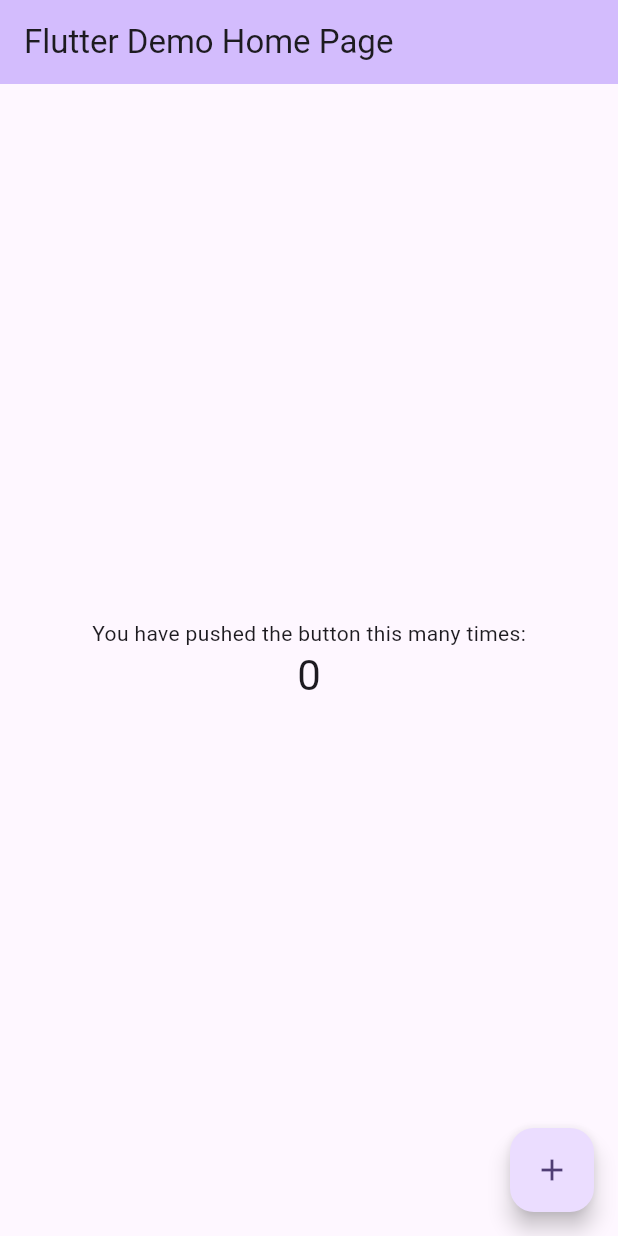
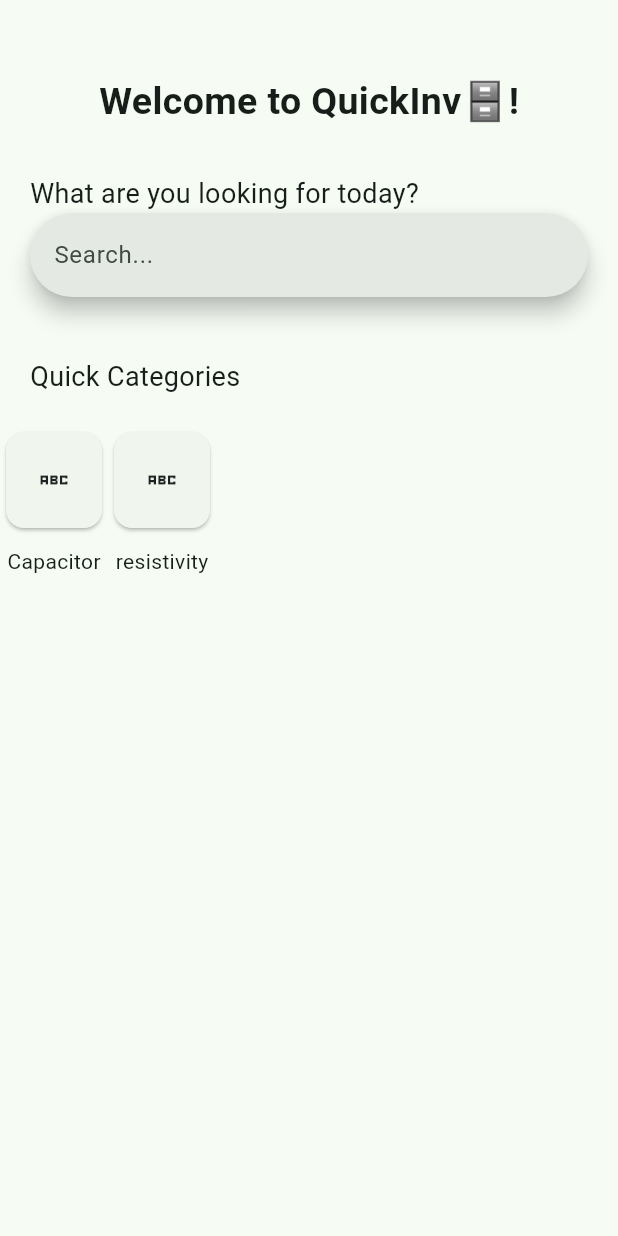
Before and after one commit to ieeeconcordia/quick_inv, a Flutter app: the screen it shows after launch, on a phone screen of 412 x 824 dp. Run offline on Flutter 3.47's test engine with Material 3 defaults, Android fonts, the phone set to English and light mode, and no system bars.

Commit message:
stated home screen 1

```diff
--- a/lib/main.dart
+++ b/lib/main.dart
@@ -1,3 +1,4 @@
+import 'package:flutter/cupertino.dart';
 import 'package:flutter/material.dart';
 
 void main() {
@@ -13,113 +14,88 @@ class MyApp extends StatelessWidget {
     return MaterialApp(
       title: 'Flutter Demo',
       theme: ThemeData(
-        // This is the theme of your application.
-        //
-        // TRY THIS: Try running your application with "flutter run". You'll see
-        // the application has a purple toolbar. Then, without quitting the app,
-        // try changing the seedColor in the colorScheme below to Colors.green
-        // and then invoke "hot reload" (save your changes or press the "hot
-        // reload" button in a Flutter-supported IDE, or press "r" if you used
-        // the command line to start the app).
-        //
-        // Notice that the counter didn't reset back to zero; the application
-        // state is not lost during the reload. To reset the state, use hot
-        // restart instead.
-        //
-        // This works for code too, not just values: Most code changes can be
-        // tested with just a hot reload.
-        colorScheme: ColorScheme.fromSeed(seedColor: Colors.deepPurple),
+        colorScheme: ColorScheme.fromSeed(seedColor: Colors.greenAccent),
         useMaterial3: true,
       ),
-      home: const MyHomePage(title: 'Flutter Demo Home Page'),
+      home: const MyHomePage(title: 'Welcome to QuickInv🗄️!'),
     );
   }
 }
 
-class MyHomePage extends StatefulWidget {
+class MyHomePage extends StatelessWidget {
   const MyHomePage({super.key, required this.title});
-
-  // This widget is the home page of your application. It is stateful, meaning
-  // that it has a State object (defined below) that contains fields that affect
-  // how it looks.
-
-  // This class is the configuration for the state. It holds the values (in this
-  // case the title) provided by the parent (in this case the App widget) and
-  // used by the build method of the State. Fields in a Widget subclass are
-  // always marked "final".
-
   final String title;
 
   @override
-  State<MyHomePage> createState() => _MyHomePageState();
+  Widget build(BuildContext context) {
+    return Scaffold(
+      body: Column(
+        children: [
+          const SizedBox(height: 50),
+          Text(
+            title,
+            style: const TextStyle(fontSize: 25, fontWeight: FontWeight.bold),
+          ),
+          const SizedBox(height: 30),
+          const Row(
+            mainAxisAlignment: MainAxisAlignment
+                .start, // Align children horizontally at the start
+            children: [
+              Padding(
+                padding: EdgeInsets.only(
+                    left: 20.0), // Add left padding to align with the title
+                child: Text(
+                  "What are you looking for today?",
+                  style: TextStyle(fontSize: 18),
+                ),
+              ),
+            ],
+          ),
+          const Padding(
+            padding: EdgeInsets.symmetric(horizontal: 20),
+            child: SearchBar(hintText: "Search..."),
+          ),
+          const SizedBox(height: 20),
+          const Row(
+            mainAxisAlignment: MainAxisAlignment.start,
+            children: [
+              Padding(
+                padding: EdgeInsets.all(20),
+                child: Text(
+                  "Quick Categories",
+                  style: TextStyle(fontSize: 18),
+                ),
+              ),
+            ],
+          ),
+          const Row(children: [
+            CatgeoryCard(categoryName: "Capacitor"),
+            CatgeoryCard(categoryName: "resistivity")
+          ])
+        ],
+      ),
+    );
+  }
 }
 
-class _MyHomePageState extends State<MyHomePage> {
-  int _counter = 0;
+class CatgeoryCard extends StatelessWidget {
+  const CatgeoryCard({super.key, required this.categoryName});
 
-  void _incrementCounter() {
-    setState(() {
-      // This call to setState tells the Flutter framework that something has
-      // changed in this State, which causes it to rerun the build method below
-      // so that the display can reflect the updated values. If we changed
-      // _counter without calling setState(), then the build method would not be
-      // called again, and so nothing would appear to happen.
-      _counter++;
-    });
-  }
+  final String categoryName;
 
   @override
   Widget build(BuildContext context) {
-    // This method is rerun every time setState is called, for instance as done
-    // by the _incrementCounter method above.
-    //
-    // The Flutter framework has been optimized to make rerunning build methods
-    // fast, so that you can just rebuild anything that needs updating rather
-    // than having to individually change instances of widgets.
-    return Scaffold(
-      appBar: AppBar(
-        // TRY THIS: Try changing the color here to a specific color (to
-        // Colors.amber, perhaps?) and trigger a hot reload to see the AppBar
-        // change color while the other colors stay the same.
-        backgroundColor: Theme.of(context).colorScheme.inversePrimary,
-        // Here we take the value from the MyHomePage object that was created by
-        // the App.build method, and use it to set our appbar title.
-        title: Text(widget.title),
-      ),
-      body: Center(
-        // Center is a layout widget. It takes a single child and positions it
-        // in the middle of the parent.
-        child: Column(
-          // Column is also a layout widget. It takes a list of children and
-          // arranges them vertically. By default, it sizes itself to fit its
-          // children horizontally, and tries to be as tall as its parent.
-          //
-          // Column has various properties to control how it sizes itself and
-          // how it positions its children. Here we use mainAxisAlignment to
-          // center the children vertically; the main axis here is the vertical
-          // axis because Columns are vertical (the cross axis would be
-          // horizontal).
-          //
-          // TRY THIS: Invoke "debug painting" (choose the "Toggle Debug Paint"
-          // action in the IDE, or press "p" in the console), to see the
-          // wireframe for each widget.
-          mainAxisAlignment: MainAxisAlignment.center,
-          children: <Widget>[
-            const Text(
-              'You have pushed the button this many times:',
-            ),
-            Text(
-              '$_counter',
-              style: Theme.of(context).textTheme.headlineMedium,
-            ),
-          ],
+    return Column(
+      children: <Widget>[
+        const Card(
+          child: Padding(
+            padding: EdgeInsets.all(20),
+            child: Icon(Icons.abc_sharp),
+          ),
         ),
-      ),
-      floatingActionButton: FloatingActionButton(
-        onPressed: _incrementCounter,
-        tooltip: 'Increment',
-        child: const Icon(Icons.add),
-      ), // This trailing comma makes auto-formatting nicer for build methods.
+        const SizedBox(height: 8),
+        Text(categoryName)
+      ],
     );
   }
 }
```
